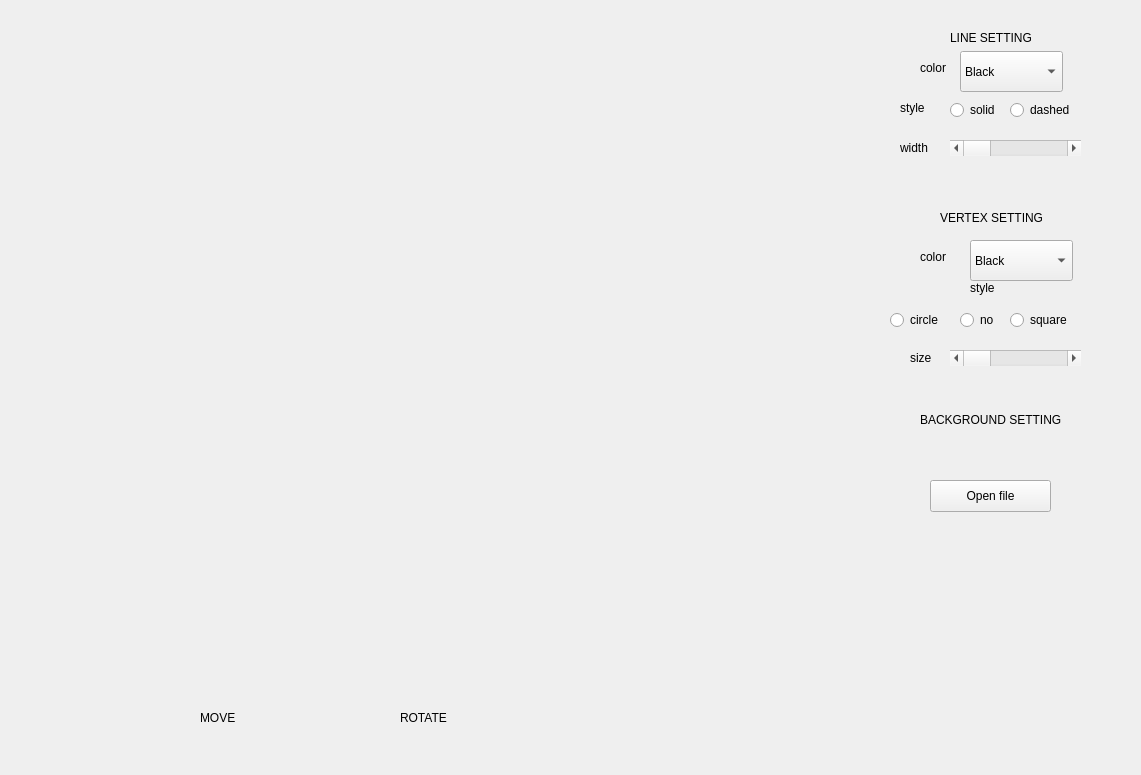
Above: 3DWieve/mainwindow.ui from Selloni/3D_Viever_C before the change. Below: the same form after it.
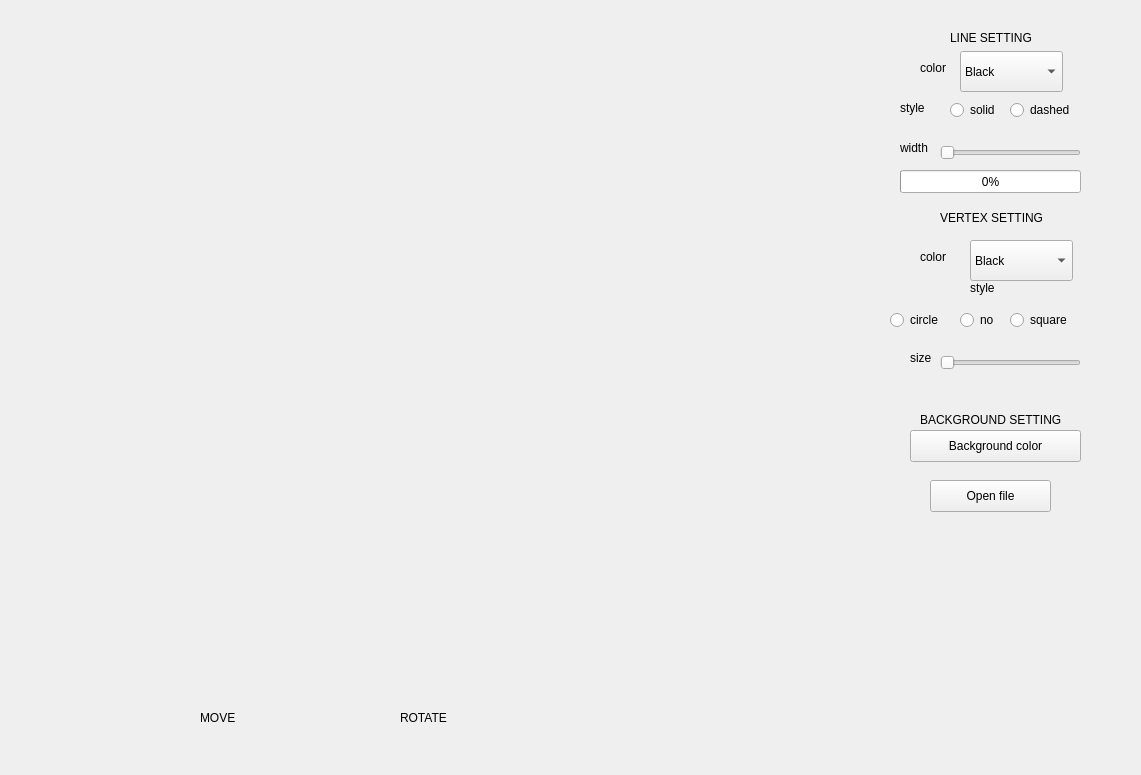
That is the form after the change. Custom widgets are drawn as their Qt base class.

Commit message: setting_vertex

```diff
--- a/3DWieve/mainwindow.ui
+++ b/3DWieve/mainwindow.ui
@@ -179,19 +179,6 @@
      <string>width</string>
     </property>
    </widget>
-   <widget class="QScrollBar" name="line_width">
-    <property name="geometry">
-     <rect>
-      <x>950</x>
-      <y>140</y>
-      <width>131</width>
-      <height>16</height>
-     </rect>
-    </property>
-    <property name="orientation">
-     <enum>Qt::Horizontal</enum>
-    </property>
-   </widget>
    <widget class="QLabel" name="label_7">
     <property name="geometry">
      <rect>
@@ -218,19 +205,6 @@
      <string>square</string>
     </property>
    </widget>
-   <widget class="QScrollBar" name="wertex_width">
-    <property name="geometry">
-     <rect>
-      <x>950</x>
-      <y>350</y>
-      <width>131</width>
-      <height>16</height>
-     </rect>
-    </property>
-    <property name="orientation">
-     <enum>Qt::Horizontal</enum>
-    </property>
-   </widget>
    <widget class="QLabel" name="label_8">
     <property name="geometry">
      <rect>
@@ -344,6 +318,76 @@
      <string>circle</string>
     </property>
    </widget>
+   <widget class="QSlider" name="line_width">
+    <property name="geometry">
+     <rect>
+      <x>940</x>
+      <y>140</y>
+      <width>141</width>
+      <height>25</height>
+     </rect>
+    </property>
+    <property name="minimum">
+     <number>1</number>
+    </property>
+    <property name="maximum">
+     <number>40</number>
+    </property>
+    <property name="orientation">
+     <enum>Qt::Horizontal</enum>
+    </property>
+   </widget>
+   <widget class="QProgressBar" name="line_progress">
+    <property name="geometry">
+     <rect>
+      <x>900</x>
+      <y>170</y>
+      <width>181</width>
+      <height>23</height>
+     </rect>
+    </property>
+    <property name="minimum">
+     <number>2</number>
+    </property>
+    <property name="maximum">
+     <number>40</number>
+    </property>
+    <property name="value">
+     <number>2</number>
+    </property>
+   </widget>
+   <widget class="QSlider" name="vertex_wigth">
+    <property name="geometry">
+     <rect>
+      <x>940</x>
+      <y>350</y>
+      <width>141</width>
+      <height>25</height>
+     </rect>
+    </property>
+    <property name="minimum">
+     <number>1</number>
+    </property>
+    <property name="maximum">
+     <number>20</number>
+    </property>
+    <property name="orientation">
+     <enum>Qt::Horizontal</enum>
+    </property>
+   </widget>
+   <widget class="QPushButton" name="background">
+    <property name="geometry">
+     <rect>
+      <x>910</x>
+      <y>430</y>
+      <width>171</width>
+      <height>32</height>
+     </rect>
+    </property>
+    <property name="text">
+     <string>Background color</string>
+    </property>
+   </widget>
   </widget>
   <widget class="QMenuBar" name="menubar">
    <property name="geometry">
```
The commit also changes 10 other files.
